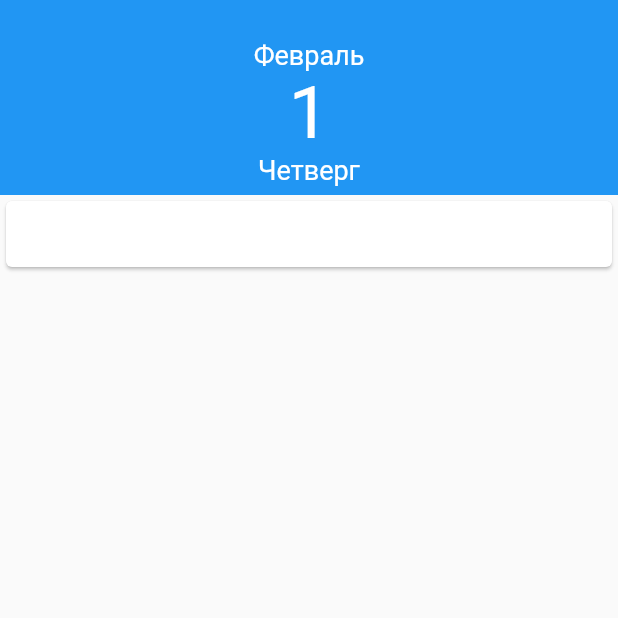
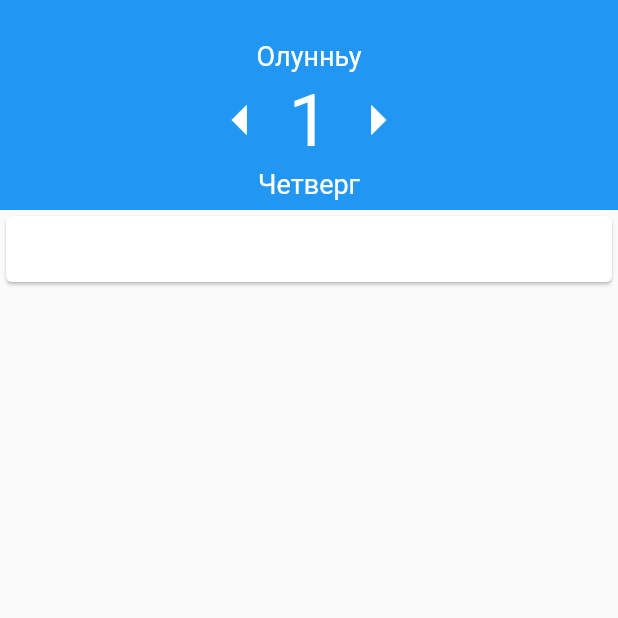
Before and after one commit to Igorpi25/yakut_calendar, a Flutter app: the screen it shows after launch, on a phone screen of 412 x 824 dp, the top half of it. Run offline on Flutter 3.47's test engine with Material 2 defaults, Android fonts, the phone set to English and light mode, and no system bars; drawn by our look-alikes of flutter_html; our stand-ins replace flutter_calendar_carousel.

Commit message:
Left Right buttons to AppBar

```diff
--- a/lib/main.dart
+++ b/lib/main.dart
@@ -39,7 +39,7 @@
   String article="Статья";
   String summary="Описание";
 
-  List<String> monthsLong=["Январь", "Февраль", "Март", "Апрель", "Май", "Июнь", "Июль", "Август", "Сентябрь","Октябрь","Ноябрь","Декабрь"];
+  List<String> monthsLong=["Тохсунньу", "Олунньу", "Кулун тутар", "Муус устар", "Ыам ыйа", "Бэс ыйа", "От ыйа", "Атырдьах ыйа", "Бала5ан ыйа","Алтынньы","Сэтинньи","Ахсынньы"];
   List<String> weekDaysLong=["Воскресенье","Понедельник","Вторник","Среда","Четверг","Пятница","Суббота"];
 
   @override
@@ -59,7 +59,7 @@
         SliverAppBar(
           //title: Text('SliverAppBar'),
           backgroundColor: Colors.blue,
-          expandedHeight: 130,
+          expandedHeight: 140,
           flexibleSpace: FlexibleSpaceBar(
             background: Container(color: Colors.blue,child:getDateBar(),),
           ),
@@ -141,12 +141,49 @@
               fontSize: 18,
             ),),
         ),
-        Text(
-          '${_currentDate.day}',
-          style: TextStyle(
-            color: Colors.white,
-            fontSize: 48,
-        ),),
+        Row(
+          mainAxisAlignment: MainAxisAlignment.center,
+          crossAxisAlignment: CrossAxisAlignment.center,
+          children:[
+            Expanded(
+              flex: 1,
+              child:IconButton(
+                color:Colors.white,
+                alignment: Alignment.centerRight,
+                iconSize: 48,
+                icon: Icon(Icons.arrow_left),
+                tooltip: 'Previous',
+                onPressed: () { setState(() {
+                  _currentDate=_currentDate.add(-Duration(days:1));
+                  print("Previous pressed");
+                  reloadAssets();
+                });},
+              ),
+            ),
+            Text(
+              '${_currentDate.day}',
+              style: TextStyle(
+                color: Colors.white,
+                fontSize: 48,
+              ),
+            ),
+            Expanded(
+              flex: 1,
+              child:IconButton(
+                color:Colors.white,
+                alignment: Alignment.centerLeft,
+                iconSize: 48,
+                icon: Icon(Icons.arrow_right),
+                tooltip: 'Next',
+                onPressed: () { setState(() {
+                  _currentDate=_currentDate.add(Duration(days:1));
+                  print("Next pressed");
+                  reloadAssets();
+                });},
+              ),
+            ),
+          ]
+        ),
         Text(
           '${weekDaysLong[_currentDate.weekday-1]}',
           style: TextStyle(
```
